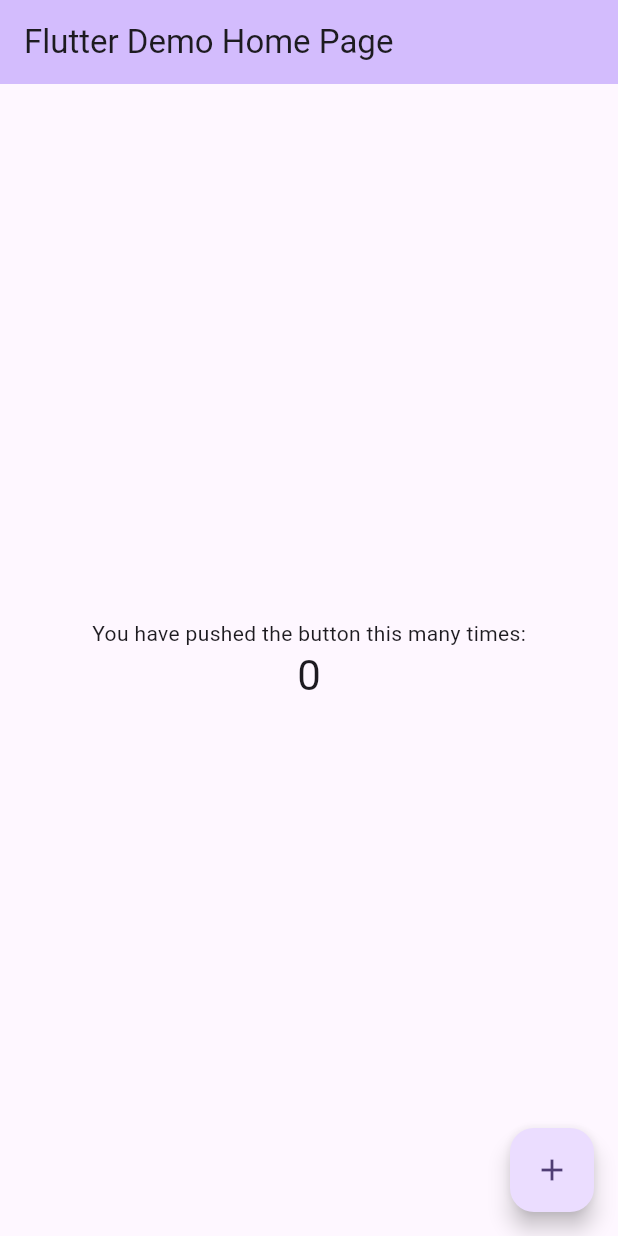
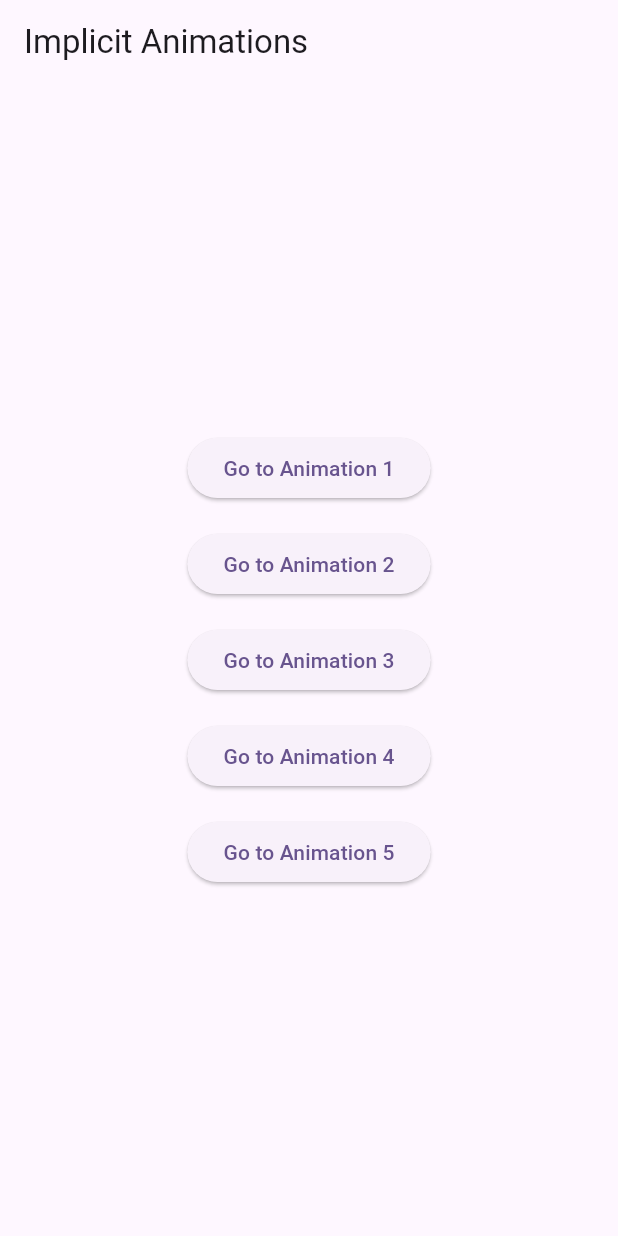
Before and after one commit to wiebecoding/CSEN268_implicit_animations, a Flutter app: the screen it shows after launch, on a phone screen of 412 x 824 dp. Run offline on Flutter 3.47's test engine with Material 3 defaults, Android fonts, the phone set to English and light mode, and no system bars; our stand-ins replace go_router.

Commit message:
Added router and templates for implicit animations demonstrations.

```diff
--- a/lib/main.dart
+++ b/lib/main.dart
@@ -1,122 +1,22 @@
 import 'package:flutter/material.dart';
+import 'package:csen268_implicit_animations/navigation/routing.dart';
 
 void main() {
-  runApp(const MyApp());
+  runApp(MyApp());
 }
 
 class MyApp extends StatelessWidget {
   const MyApp({super.key});
-
-  // This widget is the root of your application.
+  // Placed an Authentication Bloc above the MaterialApp.router
   @override
   Widget build(BuildContext context) {
-    return MaterialApp(
-      title: 'Flutter Demo',
-      theme: ThemeData(
-        // This is the theme of your application.
-        //
-        // TRY THIS: Try running your application with "flutter run". You'll see
-        // the application has a purple toolbar. Then, without quitting the app,
-        // try changing the seedColor in the colorScheme below to Colors.green
-        // and then invoke "hot reload" (save your changes or press the "hot
-        // reload" button in a Flutter-supported IDE, or press "r" if you used
-        // the command line to start the app).
-        //
-        // Notice that the counter didn't reset back to zero; the application
-        // state is not lost during the reload. To reset the state, use hot
-        // restart instead.
-        //
-        // This works for code too, not just values: Most code changes can be
-        // tested with just a hot reload.
-        colorScheme: ColorScheme.fromSeed(seedColor: Colors.deepPurple),
-      ),
-      home: const MyHomePage(title: 'Flutter Demo Home Page'),
-    );
+    return MaterialApp.router(
+        title: 'Flutter Demo',
+        theme: ThemeData(
+          colorScheme: ColorScheme.fromSeed(seedColor: Colors.deepPurple),
+          useMaterial3: true,
+        ),
+        routerConfig: routing(),
+      );
   }
 }
-
-class MyHomePage extends StatefulWidget {
-  const MyHomePage({super.key, required this.title});
-
-  // This widget is the home page of your application. It is stateful, meaning
-  // that it has a State object (defined below) that contains fields that affect
-  // how it looks.
-
-  // This class is the configuration for the state. It holds the values (in this
-  // case the title) provided by the parent (in this case the App widget) and
-  // used by the build method of the State. Fields in a Widget subclass are
-  // always marked "final".
-
-  final String title;
-
-  @override
-  State<MyHomePage> createState() => _MyHomePageState();
-}
-
-class _MyHomePageState extends State<MyHomePage> {
-  int _counter = 0;
-
-  void _incrementCounter() {
-    setState(() {
-      // This call to setState tells the Flutter framework that something has
-      // changed in this State, which causes it to rerun the build method below
-      // so that the display can reflect the updated values. If we changed
-      // _counter without calling setState(), then the build method would not be
-      // called again, and so nothing would appear to happen.
-      _counter++;
-    });
-  }
-
-  @override
-  Widget build(BuildContext context) {
-    // This method is rerun every time setState is called, for instance as done
-    // by the _incrementCounter method above.
-    //
-    // The Flutter framework has been optimized to make rerunning build methods
-    // fast, so that you can just rebuild anything that needs updating rather
-    // than having to individually change instances of widgets.
-    return Scaffold(
-      appBar: AppBar(
-        // TRY THIS: Try changing the color here to a specific color (to
-        // Colors.amber, perhaps?) and trigger a hot reload to see the AppBar
-        // change color while the other colors stay the same.
-        backgroundColor: Theme.of(context).colorScheme.inversePrimary,
-        // Here we take the value from the MyHomePage object that was created by
-        // the App.build method, and use it to set our appbar title.
-        title: Text(widget.title),
-      ),
-      body: Center(
-        // Center is a layout widget. It takes a single child and positions it
-        // in the middle of the parent.
-        child: Column(
-          // Column is also a layout widget. It takes a list of children and
-          // arranges them vertically. By default, it sizes itself to fit its
-          // children horizontally, and tries to be as tall as its parent.
-          //
-          // Column has various properties to control how it sizes itself and
-          // how it positions its children. Here we use mainAxisAlignment to
-          // center the children vertically; the main axis here is the vertical
-          // axis because Columns are vertical (the cross axis would be
-          // horizontal).
-          //
-          // TRY THIS: Invoke "debug painting" (choose the "Toggle Debug Paint"
-          // action in the IDE, or press "p" in the console), to see the
-          // wireframe for each widget.
-          mainAxisAlignment: MainAxisAlignment.center,
-          children: <Widget>[
-            const Text('You have pushed the button this many times:'),
-            Text(
-              '$_counter',
-              style: Theme.of(context).textTheme.headlineMedium,
-            ),
-          ],
-        ),
-      ),
-      floatingActionButton: FloatingActionButton(
-        onPressed: _incrementCounter,
-        tooltip: 'Increment',
-        child: const Icon(Icons.add),
-      ), // This trailing comma makes auto-formatting nicer for build methods.
-    );
-  }
-}
--- /dev/null
+++ b/lib/navigation/routing.dart
@@ -0,0 +1,105 @@
+import 'package:flutter/widgets.dart';
+import 'package:flutter/material.dart';
+import 'package:go_router/go_router.dart';
+import 'package:csen268_implicit_animations/pages/animation_1.dart';
+import 'package:csen268_implicit_animations/pages/animation_2.dart';
+import 'package:csen268_implicit_animations/pages/animation_3.dart';
+import 'package:csen268_implicit_animations/pages/animation_4.dart';
+import 'package:csen268_implicit_animations/pages/animation_5.dart';
+import 'package:csen268_implicit_animations/pages/home.dart';
+
+class RouteName {
+  static const home = "home";
+  static const animation1 = "animation1";
+  static const animation2 = "animation2";
+  static const animation3 = "animation3";
+  static const animation4 = "animation4";
+  static const animation5 = "animation5";
+}
+
+final GlobalKey<NavigatorState> rootNavigatorKey = GlobalKey<NavigatorState>(
+  debugLabel: "Root",
+);
+final GlobalKey<NavigatorState> shellNavigatorKey = GlobalKey<NavigatorState>(
+  debugLabel: "Shell",
+);
+
+/*
+
+Created GoRouter with the following paths:
+  / (name: home)
+  /byAuthor (name: byAuthor)
+  /byAuthor/detail (name: byAuthorDetail)
+  /byTitle (name: byTitle)
+  /byTitleDetail (name: byTitleDetail)
+  /profile (name: profile)
+  /login (name: login)
+
+*/
+
+GoRouter routing() {
+  return GoRouter(
+    navigatorKey: rootNavigatorKey,
+    initialLocation: "/home",
+
+    /*
+
+    Created a Listenable from the stream of the AuthenticationBloc
+    Added listenable to the refreshListentable of the GoRouter
+
+    */
+
+    /*
+
+    If logged in and current path == /login, go to /byAuthor
+    If logged out and current path != /login, go to /login
+
+    */
+    routes: [
+      GoRoute(
+        path: '/home',
+        name: RouteName.home,
+        builder: (context, state) {
+          return const Home();
+        },
+        routes: [
+          GoRoute(
+            path: 'animation1',
+            name: RouteName.animation1,
+            builder: (BuildContext context, GoRouterState state) {
+              return const FirstAnimation();
+            },
+          ),
+          GoRoute(
+            path: 'animation2',
+            name: RouteName.animation2,
+            builder: (BuildContext context, GoRouterState state) {
+              return const SecondAnimation();
+            },
+          ),
+          GoRoute(
+            path: 'animation3',
+            name: RouteName.animation3,
+            builder: (BuildContext context, GoRouterState state) {
+              return const ThirdAnimation();
+            },
+          ),
+          GoRoute(
+            path: 'animation4',
+            name: RouteName.animation4,
+            builder: (BuildContext context, GoRouterState state) {
+              return const ForthAnimation();
+            },
+          ),
+          GoRoute(
+            path: 'animation5',
+            name: RouteName.animation5,
+            builder: (BuildContext context, GoRouterState state) {
+              return const FifthAnimation();
+            },
+          ),
+        ],
+      ),
+    ],
+  );
+}
--- /dev/null
+++ b/lib/pages/animation_1.dart
@@ -0,0 +1,17 @@
+import 'package:flutter/material.dart';
+
+class FirstAnimation extends StatelessWidget {
+  const FirstAnimation({super.key});
+
+  @override
+  Widget build(BuildContext context) {
+    return Scaffold(
+      appBar: AppBar(
+        title: const Text('Animation 1'),
+      ),
+      body: const Center(
+        child: Text('Content for Animation 1'),
+      ),
+    );
+  }
+}
--- /dev/null
+++ b/lib/pages/home.dart
@@ -0,0 +1,56 @@
+import 'package:flutter/material.dart';
+import 'package:go_router/go_router.dart';
+
+class Home extends StatelessWidget {
+  const Home({super.key});
+
+  @override
+  Widget build(BuildContext context) {
+    return Scaffold(
+      appBar: AppBar(
+        title: const Text('Implicit Animations'),
+      ),
+      body: Center(
+        child: Column(
+          mainAxisAlignment: MainAxisAlignment.center,
+          children: [
+            ElevatedButton(
+              onPressed: () {
+                context.go('/home/animation1');
+              },
+              child: const Text('Go to Animation 1'),
+            ),
+            const SizedBox(height: 16), // Gap between buttons
+            ElevatedButton(
+              onPressed: () {
+                context.go('/home/animation2');
+              },
+              child: const Text('Go to Animation 2'),
+            ),
+            const SizedBox(height: 16), // Gap between buttons
+            ElevatedButton(
+              onPressed: () {
+                context.go('/home/animation3');
+              },
+              child: const Text('Go to Animation 3'),
+            ),
+            const SizedBox(height: 16), // Gap between buttons
+            ElevatedButton(
+              onPressed: () {
+                context.go('/home/animation4');
+              },
+              child: const Text('Go to Animation 4'),
+            ),
+            const SizedBox(height: 16), // Gap between buttons
+            ElevatedButton(
+              onPressed: () {
+                context.go('/home/animation5');
+              },
+              child: const Text('Go to Animation 5'),
+            ),
+          ],
+        ),
+      ),
+    );
+  }
+}
--- a/pubspec.yaml
+++ b/pubspec.yaml
@@ -34,6 +34,7 @@ dependencies:
   # The following adds the Cupertino Icons font to your application.
   # Use with the CupertinoIcons class for iOS style icons.
   cupertino_icons: ^1.0.8
+  go_router: ^15.1.2
 
 dev_dependencies:
   flutter_test:
```
Also changed, not shown: lib/pages/animation_2.dart (added, +17 -0 lines), lib/pages/animation_3.dart (added, +17 -0 lines), lib/pages/animation_4.dart (added, +17 -0 lines), lib/pages/animation_5.dart (added, +17 -0 lines), pubspec.lock.
